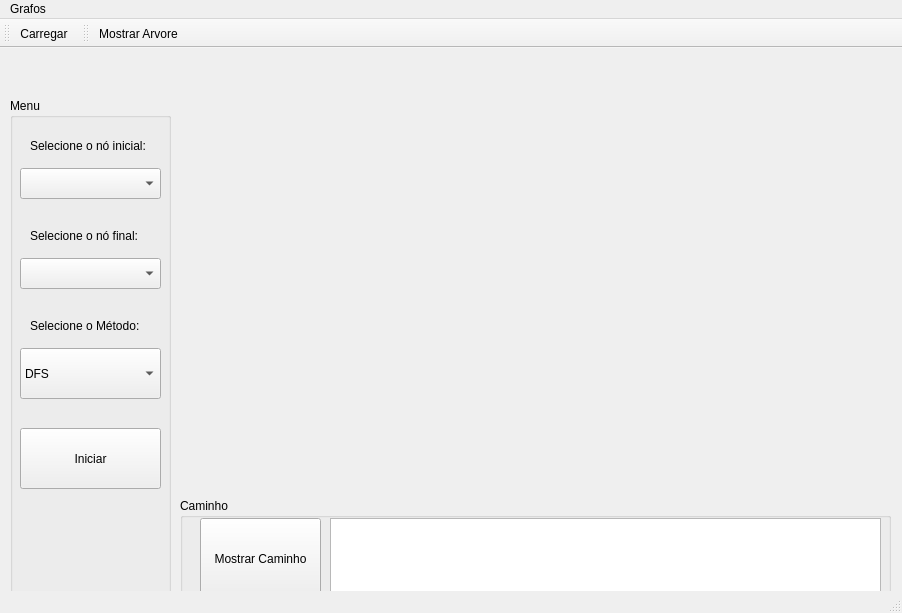
Before: the Qt Designer form interface.ui in CristianoSouza/Buscas, drawn with Qt 5.
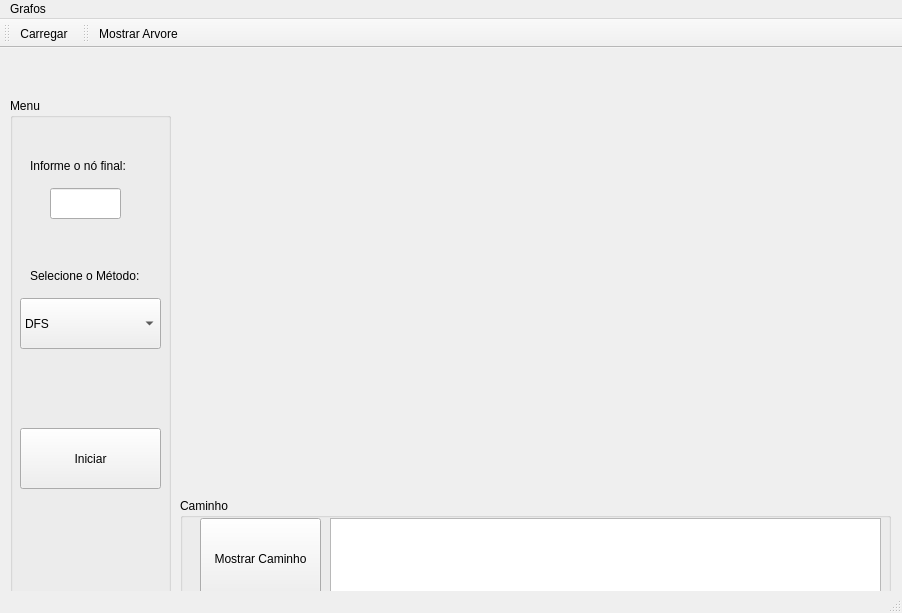
After: the same form once the commit is applied.

What changed in the file:
```diff
--- a/interface.ui
+++ b/interface.ui
@@ -39,57 +39,24 @@
       <string>Iniciar</string>
      </property>
     </widget>
-    <widget class="QLabel" name="labelInicial">
-     <property name="geometry">
-      <rect>
-       <x>20</x>
-       <y>40</y>
-       <width>141</width>
-       <height>16</height>
-      </rect>
-     </property>
-     <property name="text">
-      <string>Selecione o nó inicial:</string>
-     </property>
-    </widget>
-    <widget class="QComboBox" name="cbOrigem">
-     <property name="geometry">
-      <rect>
-       <x>10</x>
-       <y>70</y>
-       <width>141</width>
-       <height>31</height>
-      </rect>
-     </property>
-    </widget>
     <widget class="QLabel" name="labelFinal">
      <property name="geometry">
       <rect>
        <x>20</x>
-       <y>130</y>
+       <y>60</y>
        <width>141</width>
        <height>16</height>
       </rect>
      </property>
      <property name="text">
-      <string>Selecione o nó final:</string>
-     </property>
-    </widget>
-    <widget class="QComboBox" name="cbFinal">
-     <property name="geometry">
-      <rect>
-       <x>10</x>
-       <y>160</y>
-       <width>141</width>
-       <height>31</height>
-      </rect>
+      <string>Informe o nó final:</string>
      </property>
     </widget>
     <widget class="QLabel" name="labelInicial_2">
      <property name="geometry">
       <rect>
        <x>20</x>
-       <y>220</y>
+       <y>170</y>
        <width>131</width>
        <height>16</height>
       </rect>
@@ -102,7 +69,7 @@
      <property name="geometry">
       <rect>
        <x>10</x>
-       <y>250</y>
+       <y>200</y>
        <width>141</width>
        <height>51</height>
       </rect>
@@ -118,6 +85,16 @@
       </property>
      </item>
     </widget>
+    <widget class="QLineEdit" name="lineEdit">
+     <property name="geometry">
+      <rect>
+       <x>40</x>
+       <y>90</y>
+       <width>71</width>
+       <height>31</height>
+      </rect>
+     </property>
+    </widget>
    </widget>
    <widget class="QGroupBox" name="groupBox_2">
     <property name="geometry">
```
